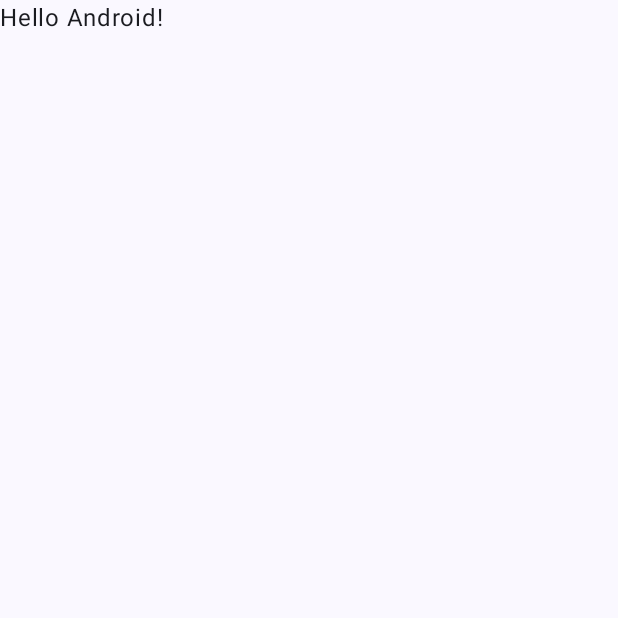
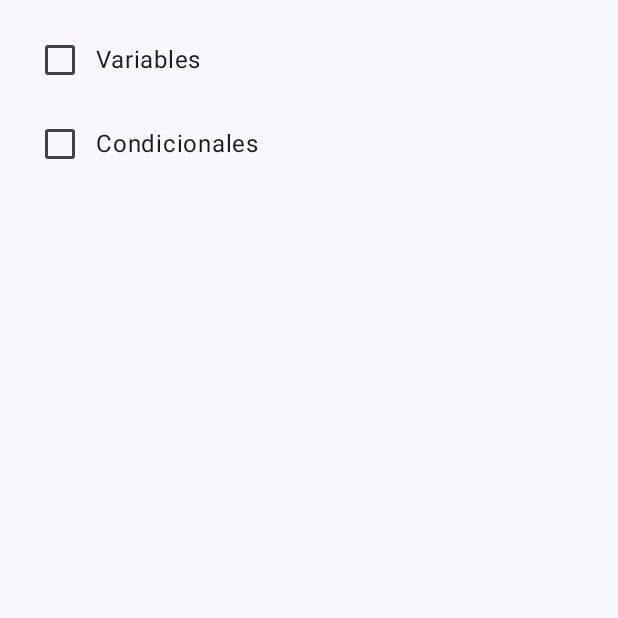
Before and after one commit to LeonMira/lesson-tracker, an Android app built with Jetpack Compose: the screen it shows after launch (MainActivity), on a phone screen of 412 x 824 dp, the top half of it. Before the commit the part shown is almost empty. Run offline under Robolectric (Android 15) with nearby library versions, the phone set to English and light mode, and no system bars; our stand-ins replace Room's generated code.

Commit message:
Lesson Tracker - 2nd Commit Created HomeScreen.kt, adding two topics, a Lazy Column structure to add checkboxes to the topics and previews for and whole HomeScreen class

```diff
--- a/app/src/main/java/com/sonicth06/lessonstracker/MainActivity.kt
+++ b/app/src/main/java/com/sonicth06/lessonstracker/MainActivity.kt
@@ -7,10 +7,8 @@ import androidx.activity.enableEdgeToEdge
 import androidx.compose.foundation.layout.fillMaxSize
 import androidx.compose.foundation.layout.padding
 import androidx.compose.material3.Scaffold
-import androidx.compose.material3.Text
-import androidx.compose.runtime.Composable
 import androidx.compose.ui.Modifier
-import androidx.compose.ui.tooling.preview.Preview
+import com.sonicth06.lessonstracker.ui.home.HomeScreen
 import com.sonicth06.lessonstracker.ui.theme.LessonsTrackerTheme
 
 class MainActivity : ComponentActivity() {
@@ -20,28 +18,9 @@ class MainActivity : ComponentActivity() {
         setContent {
             LessonsTrackerTheme {
                 Scaffold(modifier = Modifier.fillMaxSize()) { innerPadding ->
-                    Greeting(
-                        name = "Android",
-                        modifier = Modifier.padding(innerPadding)
-                    )
+                    HomeScreen(modifier = Modifier.padding(innerPadding))
                 }
             }
         }
     }
 }
-
-@Composable
-fun Greeting(name: String, modifier: Modifier = Modifier) {
-    Text(
-        text = "Hello $name!",
-        modifier = modifier
-    )
-}
-
-@Preview(showBackground = true)
-@Composable
-fun GreetingPreview() {
-    LessonsTrackerTheme {
-        Greeting("Android")
-    }
-}
--- a/app/src/main/java/com/sonicth06/lessonstracker/data/Topic.kt
+++ b/app/src/main/java/com/sonicth06/lessonstracker/data/Topic.kt
@@ -26,4 +26,5 @@ data class Topic(
     //val sessionId: Int? = null,
     val name: String,
     val description: String = "",
+    val covered: Boolean = false,
 )
--- /dev/null
+++ b/app/src/main/java/com/sonicth06/lessonstracker/ui/home/HomeScreen.kt
@@ -0,0 +1,91 @@
+package com.sonicth06.lessonstracker.ui.home
+
+import android.R.attr.enabled
+import android.widget.CheckBox
+import androidx.compose.foundation.layout.Arrangement
+import androidx.compose.foundation.layout.PaddingValues
+import androidx.compose.foundation.layout.Row
+import androidx.compose.foundation.layout.fillMaxWidth
+import androidx.compose.foundation.lazy.LazyColumn
+import androidx.compose.runtime.Composable
+import androidx.compose.runtime.mutableStateListOf
+import androidx.compose.runtime.remember
+import androidx.compose.ui.Modifier
+import androidx.compose.ui.unit.dp
+import androidx.compose.foundation.lazy.items
+import androidx.compose.material3.Checkbox
+import androidx.compose.material3.Text
+import androidx.compose.ui.Alignment
+import androidx.compose.ui.tooling.preview.Preview
+import com.sonicth06.lessonstracker.data.Topic
+
+@Composable
+fun HomeScreen(modifier: Modifier = Modifier) {
+    val topics = remember {
+        mutableStateListOf(
+            Topic(id = 1, subjectId = 1, name = "Variables"),
+            Topic(id = 2, subjectId = 1, name = "Condicionales"),
+        )
+    }
+
+    LazyColumn(
+        modifier = modifier,
+        contentPadding = PaddingValues(16.dp),
+        verticalArrangement = Arrangement.spacedBy(8.dp)
+    ) {
+        items(topics, key = { it.id }) { topic ->
+            TopicItem(
+                topic = topic,
+                onCheckedChange = { new ->
+                    val position = topics.indexOfFirst { it.id == topic.id }
+                    //Browses on the list for an item which fulfills the condition of the keys,
+                    //which is the item which has the same id of the topic on this row
+                    val copy = topic.copy(covered = new)
+                    //It creates a copy of the item returned by the previous line, and assigns the
+                    //boolean value contained in the checkbox to the `covered` property of that copy.
+                    topics[position] = copy
+                    //changes the old version of the topic for the copy, with the data of the checkbox
+                    //updated
+                    //compacted version:
+                    //topics[topics.indexOfFirst { it.id == topic.id }] = topic.copy(covered = new)
+                },
+                enabled = true
+            )
+        }
+    }
+}
+
+@Composable
+fun TopicItem(
+    topic: Topic,
+    onCheckedChange: (Boolean) -> Unit,
+    modifier: Modifier = Modifier,
+    enabled: Boolean = true
+) {
+    Row(
+        modifier = modifier.fillMaxWidth(),
+        verticalAlignment = Alignment.CenterVertically
+    ) {
+        Checkbox(
+            checked = topic.covered,
+            onCheckedChange = onCheckedChange,
+            enabled = enabled
+        )
+        Text(text = topic.name)
+    }
+}
+
+@Preview(showBackground = true)
+@Composable
+fun TopicItemPreview() {
+    TopicItem(
+        topic = Topic(id = 1, subjectId = 1, name = "Variables"),
+        onCheckedChange = {}
+    )
+}
+
+@Preview(showBackground = true)
+@Composable
+fun HomeScreenPreview() {
+    HomeScreen()
+}
```
